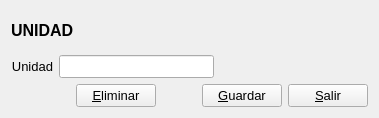
Qt form Facturacion/unidad.ui (radtek/manager) before a commit.
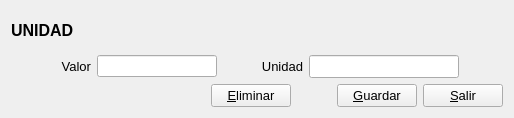
The same form after that commit. Icons and pictures are not drawn. Custom widgets are drawn as their Qt base class.

```diff
--- a/Facturacion/unidad.ui
+++ b/Facturacion/unidad.ui
@@ -6,7 +6,7 @@
    <rect>
     <x>0</x>
     <y>0</y>
-    <width>379</width>
+    <width>514</width>
     <height>118</height>
    </rect>
   </property>
@@ -47,8 +47,63 @@
    </item>
    <item>
     <layout class="QHBoxLayout" name="horizontalLayout_2">
+     <item>
+      <widget class="QLabel" name="label">
+       <property name="minimumSize">
+        <size>
+         <width>80</width>
+         <height>0</height>
+        </size>
+       </property>
+       <property name="maximumSize">
+        <size>
+         <width>80</width>
+         <height>16777215</height>
+        </size>
+       </property>
+       <property name="font">
+        <font>
+         <pointsize>10</pointsize>
+        </font>
+       </property>
+       <property name="text">
+        <string>Valor</string>
+       </property>
+       <property name="alignment">
+        <set>Qt::AlignRight|Qt::AlignTrailing|Qt::AlignVCenter</set>
+       </property>
+      </widget>
+     </item>
+     <item>
+      <widget class="LineEdit" name="lineEdit">
+       <property name="minimumSize">
+        <size>
+         <width>120</width>
+         <height>0</height>
+        </size>
+       </property>
+       <property name="maximumSize">
+        <size>
+         <width>120</width>
+         <height>16777215</height>
+        </size>
+       </property>
+      </widget>
+     </item>
      <item>
       <widget class="QLabel" name="label_unidad">
+       <property name="minimumSize">
+        <size>
+         <width>80</width>
+         <height>0</height>
+        </size>
+       </property>
+       <property name="maximumSize">
+        <size>
+         <width>80</width>
+         <height>16777215</height>
+        </size>
+       </property>
        <property name="font">
         <font>
          <pointsize>10</pointsize>
@@ -193,6 +248,13 @@
    </item>
   </layout>
  </widget>
+ <customwidgets>
+  <customwidget>
+   <class>LineEdit</class>
+   <extends>QLineEdit</extends>
+   <header location="global">lineedit.h</header>
+  </customwidget>
+ </customwidgets>
  <tabstops>
   <tabstop>lineEdit_unidad</tabstop>
   <tabstop>pushButton_eliminar</tabstop>
```
